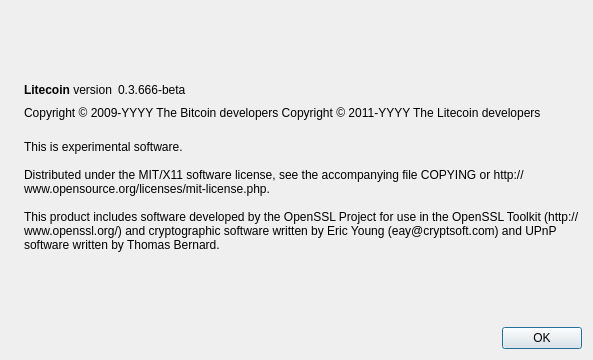
The window that src/qt/forms/aboutdialog.ui (The-Cypherfunks/The-Cypherfunks) describes before a commit, drawn with Qt 5.
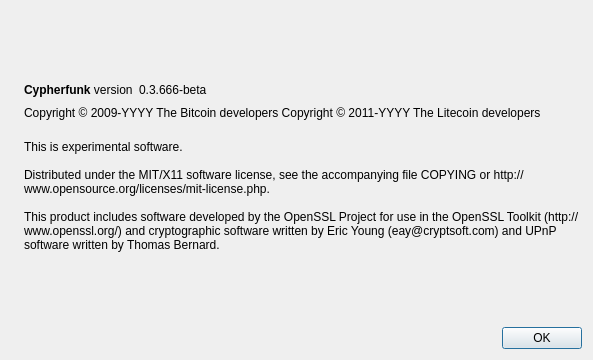
The same window after the commit. Icons and pictures are not drawn.

The edit to the form file:
```diff
--- a/src/qt/forms/aboutdialog.ui
+++ b/src/qt/forms/aboutdialog.ui
@@ -50,7 +50,7 @@
           <cursorShape>IBeamCursor</cursorShape>
          </property>
          <property name="text">
-          <string>&lt;b&gt;Litecoin&lt;/b&gt; version</string>
+          <string>&lt;b&gt;Cypherfunk&lt;/b&gt; version</string>
          </property>
          <property name="textInteractionFlags">
           <set>Qt::LinksAccessibleByMouse|Qt::TextSelectableByKeyboard|Qt::TextSelectableByMouse</set>
```
Left out of the diff: 2 changed lines with no effect on the pictures.
